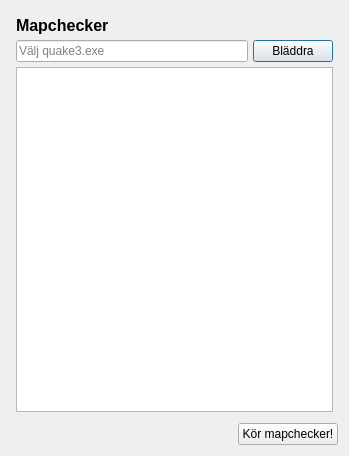
Old version of the form QtDesigner/Q3FixitMapchecker.ui in the repository mattincode/q3fixitportable.
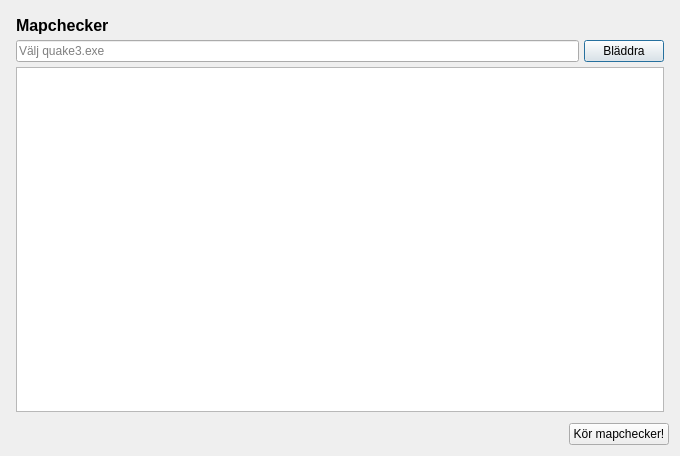
New version of the form.

What changed in the file:
```diff
--- a/QtDesigner/Q3FixitMapchecker.ui
+++ b/QtDesigner/Q3FixitMapchecker.ui
@@ -6,7 +6,7 @@
    <rect>
     <x>0</x>
     <y>0</y>
-    <width>349</width>
+    <width>680</width>
     <height>456</height>
    </rect>
   </property>
```
